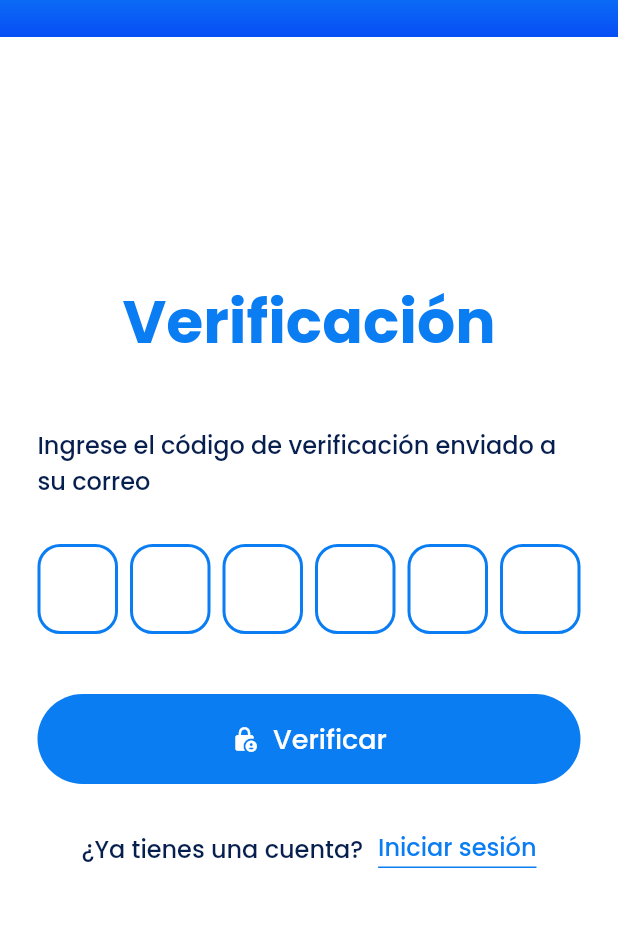
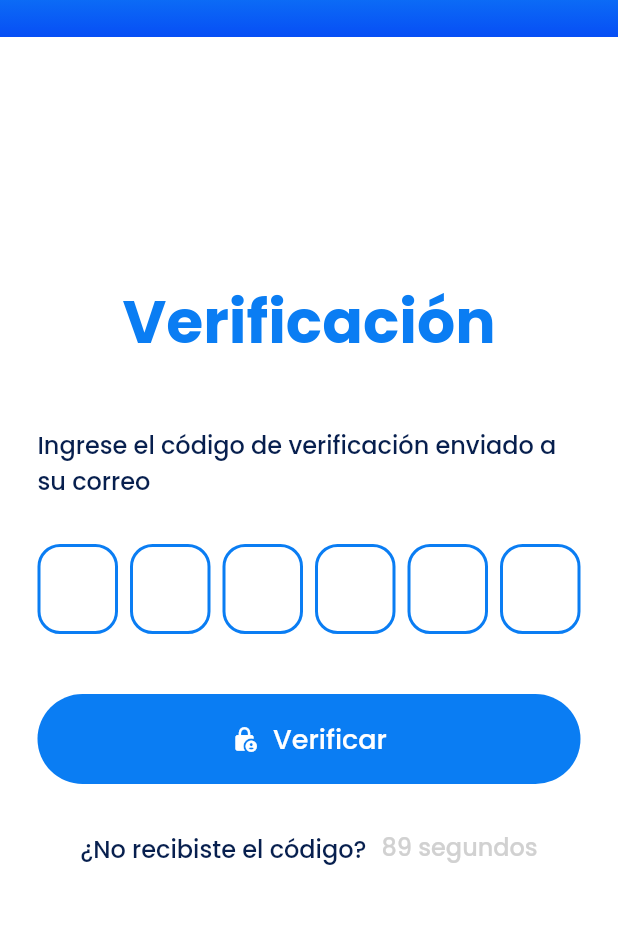
Before and after one commit to lucsducks/frotendSO, a Flutter app: the VerificationView screen opened by its route, on a phone screen of 412 x 824 dp, the part 128-1055 px from its top. Run offline on Flutter 3.47's test engine with Material 2 defaults, Android fonts, the phone set to English and light mode, and no system bars; drawn by our look-alikes of pinput; our stand-ins replace dio, dropdown_button2, fluro, flutter_spinkit, flutter_svg, font_awesome_flutter and 2 more; missing offline and left inert: dartssh2, flutter_web_auth_2, xterm; accounts and stored records are empty.

Commit message:
Contador para reenviar código agregado

```diff
--- a/lib/ui/views/login_view.dart
+++ b/lib/ui/views/login_view.dart
@@ -1,3 +1,4 @@
+import 'dart:async';
 import 'package:dashboardadmin/providers/auth_provider.dart';
 import 'package:dashboardadmin/providers/login_form_provider.dart';
 import 'package:dashboardadmin/router/router.dart';
--- a/lib/ui/views/verification_view.dart
+++ b/lib/ui/views/verification_view.dart
@@ -1,6 +1,6 @@
+import 'dart:async';
 import 'package:dashboardadmin/providers/auth_provider.dart';
 import 'package:dashboardadmin/providers/verification_form_provider.dart';
-import 'package:dashboardadmin/router/router.dart';
 import 'package:dashboardadmin/ui/buttons/custom_filled_button.dart';
 import 'package:flutter/services.dart';
 import 'package:google_fonts/google_fonts.dart';
@@ -8,11 +8,36 @@ import 'package:flutter/material.dart';
 import 'package:provider/provider.dart';
 import 'package:pinput/pinput.dart';
 
-class VerificationView extends StatelessWidget {
+class VerificationView extends StatefulWidget {
   const VerificationView({super.key});
 
   @override
+  VerificationScreen createState() => VerificationScreen();
+}
+
+class VerificationScreen extends State<VerificationView> {
+  int Counter = 90;
+
+  void initState() {
+    super.initState();
+    StartTimer();
+  }
+
+  void StartTimer() {
+    Timer.periodic(Duration(seconds: 1), (timer) {
+      if (Counter > 0) {
+        setState(() {
+          Counter--;
+        });
+      } else {
+        timer.cancel();
+      }
+    });
+  }
+
+  @override
   Widget build(BuildContext context) {
+    String Tiempo = Counter.toString() + ' segundos';
     final authProvider = Provider.of<AuthProvider>(context);
     return ChangeNotifierProvider(
         create: (_) => VerificationFormProvider(),
@@ -94,7 +119,7 @@ class VerificationView extends StatelessWidget {
                   mainAxisAlignment: MainAxisAlignment.center,
                   children: [
                     Text(
-                      '¿Ya tienes una cuenta?',
+                      '¿No recibiste el código?',
                       style: GoogleFonts.poppins(
                         color: const Color.fromARGB(255, 7, 31, 78),
                         fontWeight: FontWeight.w500,
@@ -106,7 +131,9 @@ class VerificationView extends StatelessWidget {
                     ),
                     GestureDetector(
                         onTap: () {
-                          Navigator.pushNamed(context, Flurorouter.loginRoute);
+                          if (Counter == 0) {
+                            //Reenviar Código
+                          }
                         },
                         child: MouseRegion(
                             cursor: SystemMouseCursors.click,
@@ -114,17 +141,21 @@ class VerificationView extends StatelessWidget {
                               padding: const EdgeInsets.only(
                                 bottom: 1, // Space between underline and text
                               ),
-                              decoration: const BoxDecoration(
+                              decoration: BoxDecoration(
                                   border: Border(
                                       bottom: BorderSide(
-                                color: Color.fromARGB(255, 10, 125, 243),
-                                width: 1.0, // Underline thickness
+                                color: Counter == 0
+                                    ? const Color.fromARGB(255, 10, 125, 243)
+                                    : Colors.white,
+                                width: 1, // Underline thickness
                               ))),
                               child: Text(
-                                'Iniciar sesión',
+                                Counter == 0 ? 'Reenviar' : Tiempo,
                                 style: GoogleFonts.poppins(
-                                  color:
-                                      const Color.fromARGB(255, 10, 125, 243),
+                                  color: Counter == 0
+                                      ? const Color.fromARGB(255, 10, 125, 243)
+                                      : const Color.fromARGB(
+                                          255, 209, 209, 209),
                                   fontWeight: FontWeight.w500,
                                   fontSize: 16,
                                 ),
```
